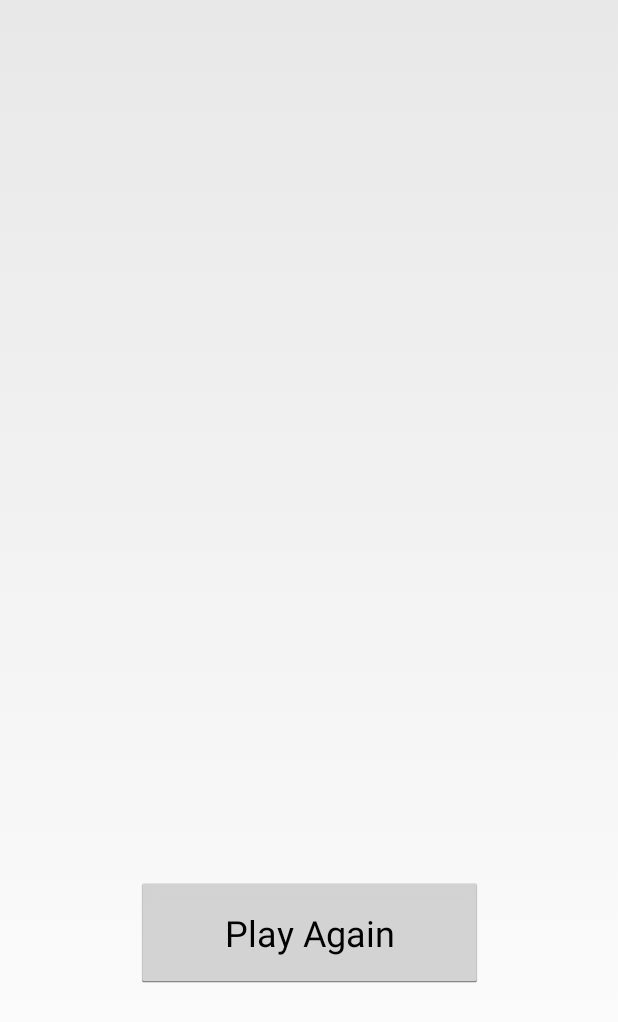
After one commit to CrawfordD1/BlackJack_Android, an Android app: the layout activity_winner.xml on its own in the app's theme, with its tools: preview values and no code run, on a phone screen of 412 x 824 dp. The commit adds this screen. Shown: the top 1022 px of the screen. Run offline under Robolectric (Android 15) with nearby library versions, the phone set to English and light mode, and no system bars.

Commit message:
added player betting and wallet, also added winner screen

```diff
--- a/app/build.gradle
+++ b/app/build.gradle
@@ -24,9 +24,9 @@ dependencies {
     androidTestCompile('com.android.support.test.espresso:espresso-core:2.2.2', {
         exclude group: 'com.android.support', module: 'support-annotations'
     })
+
     compile 'com.android.support:appcompat-v7:26.+'
     compile 'com.android.support.constraint:constraint-layout:1.0.2'
     compile 'com.squareup.picasso:picasso:2.5.2'
-
     testCompile 'junit:junit:4.12'
 }
--- /dev/null
+++ b/app/src/main/res/layout/activity_winner.xml
@@ -0,0 +1,35 @@
+<?xml version="1.0" encoding="utf-8"?>
+<android.support.constraint.ConstraintLayout
+    xmlns:android="http://schemas.android.com/apk/res/android"
+    xmlns:app="http://schemas.android.com/apk/res-auto"
+    xmlns:tools="http://schemas.android.com/tools"
+    android:layout_width="match_parent"
+    android:layout_height="match_parent"
+    tools:context="example.codeclan.com.blackjack.WinnerActivity">
+
+    <ImageView
+        android:id="@+id/winnerView"
+        android:layout_width="387dp"
+        android:layout_height="630dp"
+        android:layout_marginLeft="8dp"
+        android:layout_marginRight="8dp"
+        app:layout_constraintLeft_toLeftOf="parent"
+        app:layout_constraintRight_toRightOf="parent"
+        tools:layout_editor_absoluteX="5dp"
+        tools:layout_editor_absoluteY="41dp"/>
+
+    <Button
+        android:id="@+id/playAgain_button"
+        android:layout_width="231dp"
+        android:layout_height="74dp"
+        android:layout_marginBottom="165dp"
+        android:layout_marginLeft="8dp"
+        android:layout_marginRight="8dp"
+        android:onClick="onPAclick"
+        android:text="Play Again"
+        android:textSize="24sp"
+        app:layout_constraintBottom_toBottomOf="parent"
+        app:layout_constraintLeft_toLeftOf="parent"
+        app:layout_constraintRight_toRightOf="parent"/>
+
+</android.support.constraint.ConstraintLayout>
--- a/app/src/main/res/values/styles.xml
+++ b/app/src/main/res/values/styles.xml
@@ -2,6 +2,7 @@
 
     <!-- Base application theme. -->
     <style name="AppTheme" parent="android:Theme.Holo.Light.NoActionBar.TranslucentDecor">
+    <!--<style name="AppTheme" parent="Theme.AppCompat">-->
         <!-- Customize your theme here. -->
         <item name="colorPrimary">@color/colorPrimary</item>
         <item name="colorPrimaryDark">@color/colorPrimaryDark</item>
```
Also changed, not shown: app/src/main/AndroidManifest.xml (+11 -5 lines), app/src/main/java/example/codeclan/com/blackjack/LaunchActivity.java (added, +67 -0 lines), app/src/main/java/example/codeclan/com/blackjack/MainActivity.java (+41 -11 lines), app/src/main/java/example/codeclan/com/blackjack/WalletTracker.java (added, +66 -0 lines), app/src/main/java/example/codeclan/com/blackjack/WinnerActivity.java (added, +40 -0 lines), app/src/main/res/layout/activity_launch.xml (added, +89 -0 lines), app/src/main/res/layout/activity_main.xml (+18 -0 lines).
